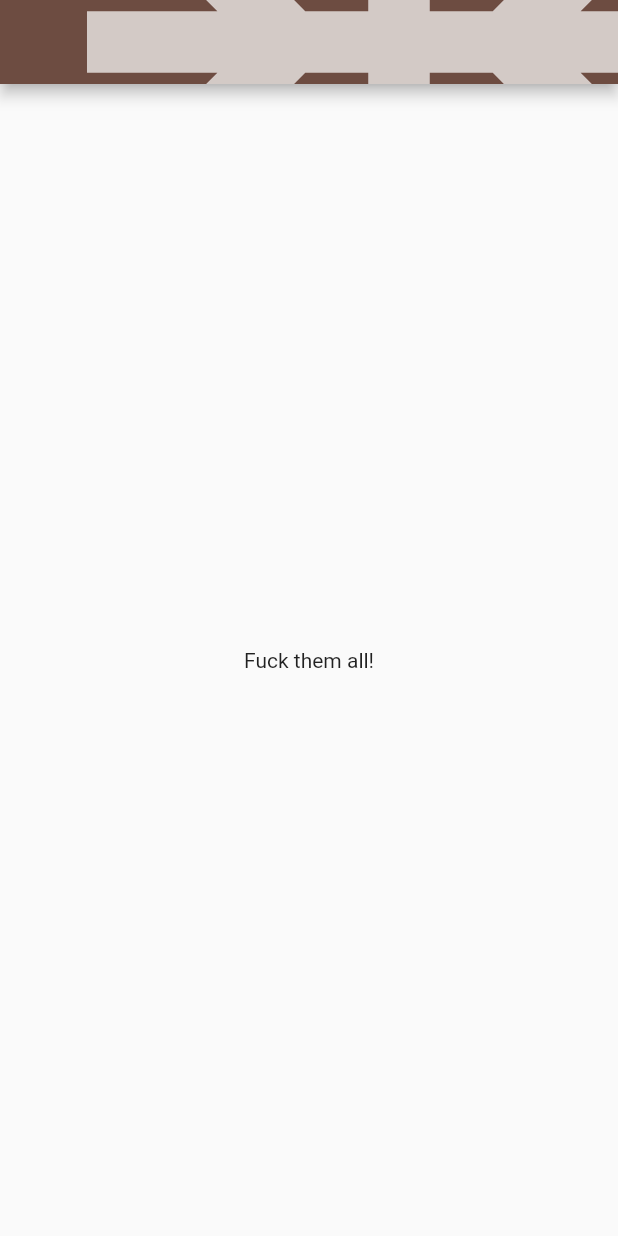
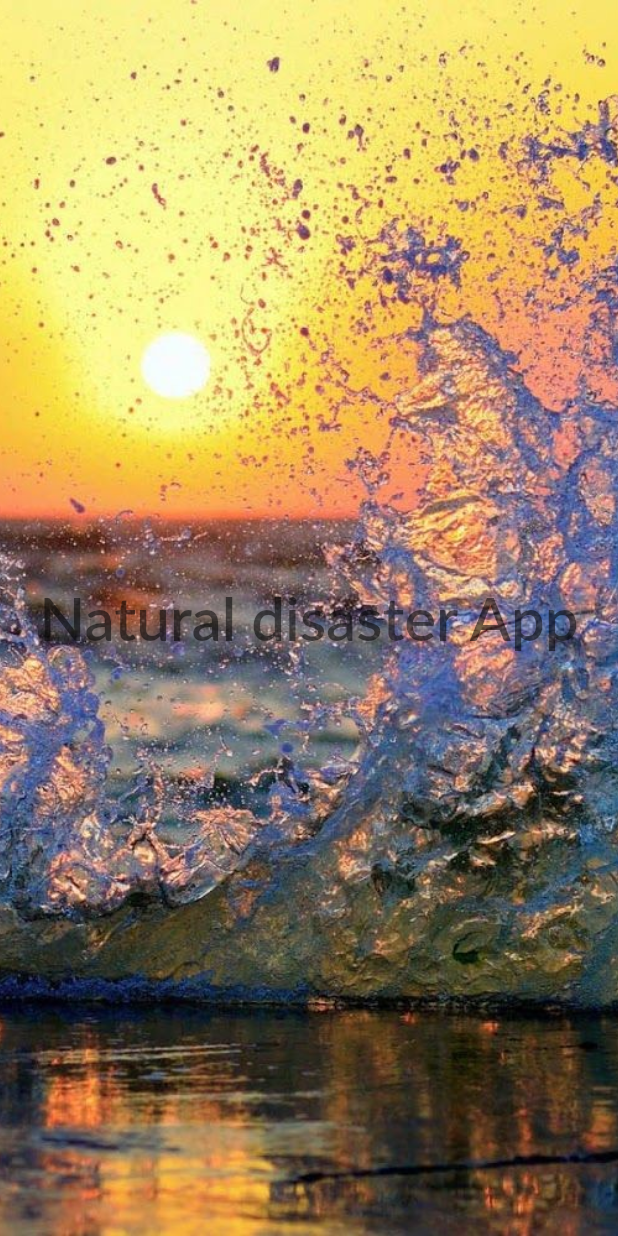
Before and after one commit to Nikolai-dev/technicus_app, a Flutter app: the first screen one second after launch, on a phone screen of 412 x 824 dp. Run offline on Flutter 3.47's test engine with Material 2 defaults, Android fonts, the phone set to English and light mode, and no system bars; Roboto replaces fonts that are missing (Lato).

Commit message:
Neuer Startbildschirm

```diff
--- a/lib/main.dart
+++ b/lib/main.dart
@@ -1,22 +1,62 @@
 import 'package:flutter/material.dart';
+import 'package:flutter_technicus/secondPage.dart';
 
 void main() => runApp(MaterialApp (home: MyApp()));
 
 class MyApp extends StatelessWidget {
   @override
   Widget build(BuildContext context) {
-    return Scaffold(
-      appBar: AppBar(
-        title: Icon(Icons.ac_unit,
-            color: Colors.white70,
-            size: 500,
-        ),
-        backgroundColor: Colors.brown[600],
+    return MaterialApp(
+      home: Scaffold(
+        //backgroundColor: Colors.black54,
+        body: FirstPage(),
       ),
-      body: Center(
-        child: Text("Fuck them all!"),
-      )
+    );
+  }
+}
+
+class FirstPage extends StatefulWidget {
+  @override
+  _FirstPageState createState() => _FirstPageState();
+}
+
+class _FirstPageState extends State<FirstPage> {
+
+  @override
+  void initState() {
+    super.initState();
+    Future.delayed(Duration(seconds: 7),
+        (){
+
+      Navigator.push(context, new MaterialPageRoute(builder: (conext)=>NextPage()));
+        }
 
     );
   }
+
+  @override
+  Widget build(BuildContext context) {
+    return new Scaffold(
+      body: new Stack(
+        children: <Widget>[
+          new Container(
+            decoration: new BoxDecoration(
+              image: new DecorationImage(image: new AssetImage("assets/strand-2.jpg"), fit: BoxFit.cover,),
+            ),
+          ),
+          new Center(
+            child: new Text("Natural disaster App",
+              style: TextStyle(
+                fontSize: 40,
+                fontWeight: FontWeight.w600,
+                fontFamily: "Lato",
+                color: Colors.black54,
+              )
+            )
+          ),
+        ],
+
+      ),
+    );
+  }
 }
--- /dev/null
+++ b/lib/secondPage.dart
@@ -0,0 +1,27 @@
+import 'package:flutter/cupertino.dart';
+import 'package:flutter/material.dart';
+
+class NextPage extends StatelessWidget {
+  @override
+  Widget build(BuildContext context) {
+    return Scaffold(
+        appBar: AppBar(
+          title: Icon(Icons.ac_unit,
+            color: Colors.white70,
+            size: 500,
+          ),
+          backgroundColor: Colors.brown[600],
+        ),
+        body: Center(
+          child: Text(
+            "Hallo!",
+            style: TextStyle(
+              fontSize: 50,
+              fontWeight: FontWeight.w600,
+              fontFamily: "Lato",
+            ),
+          ),
+        )
+    );
+  }
+}
```
Also changed, not shown: pubspec.yaml (+8 -3 lines), assets/Weltkugle-1.jpg (added), assets/maxresdefault.jpg (added), assets/strand-2.jpg (added), assets/weltkugel-2.jpg (added), assets/weltkugel-3.jpg (added), assets/weltkugel-4.2.jpg (added), assets/weltkugel-4.jpg (added), pubspec.lock.
